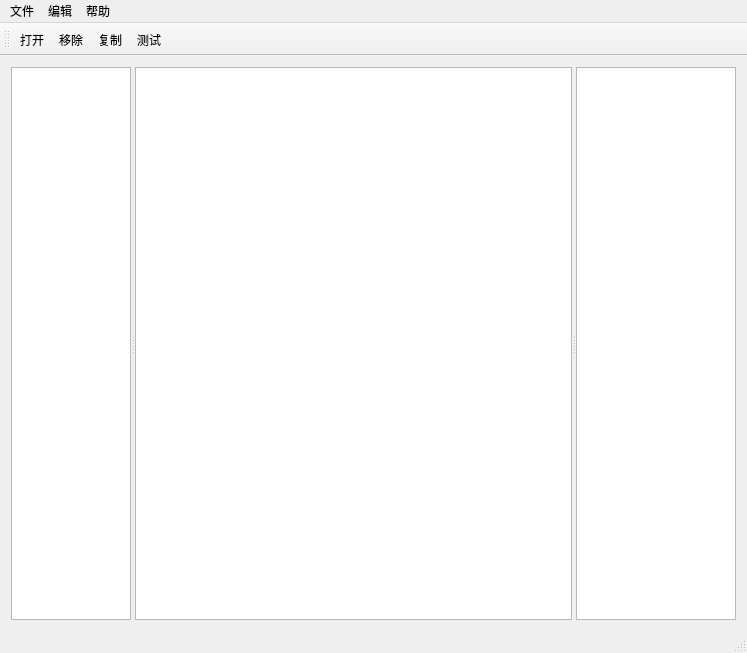
This is javapv.ui in juanyan711/javap-v as Qt 5 draws it before an edit. The edited form follows.
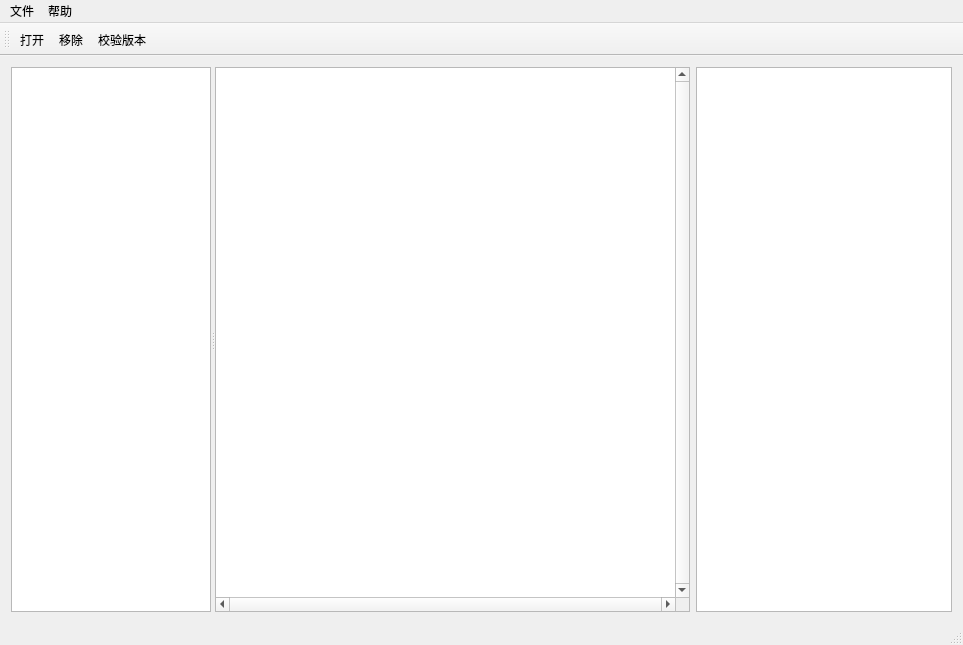
This is the edited form. Icons and pictures are not drawn.

What changed in the file:
```diff
--- a/javapv.ui
+++ b/javapv.ui
@@ -6,15 +6,15 @@
    <rect>
     <x>0</x>
     <y>0</y>
-    <width>747</width>
-    <height>653</height>
+    <width>963</width>
+    <height>645</height>
    </rect>
   </property>
   <property name="windowTitle">
    <string>javap-v</string>
   </property>
   <widget class="QWidget" name="centralWidget">
-   <layout class="QHBoxLayout" name="horizontalLayout">
+   <layout class="QHBoxLayout" name="horizontalLayout" stretch="0,0">
     <item>
      <widget class="QSplitter" name="splitter">
       <property name="orientation">
@@ -26,16 +26,22 @@
       <widget class="QTreeView" name="nTree">
        <property name="minimumSize">
         <size>
-         <width>80</width>
+         <width>100</width>
          <height>0</height>
         </size>
        </property>
        <property name="maximumSize">
         <size>
-         <width>120</width>
+         <width>200</width>
          <height>16777215</height>
         </size>
        </property>
+       <property name="sizeAdjustPolicy">
+        <enum>QAbstractScrollArea::AdjustToContents</enum>
+       </property>
+       <attribute name="headerVisible">
+        <bool>false</bool>
+       </attribute>
       </widget>
       <widget class="QListView" name="vView">
        <property name="minimumSize">
@@ -50,17 +56,64 @@
          <height>16777215</height>
         </size>
        </property>
-      </widget>
-      <widget class="QListView" name="bView">
-       <property name="maximumSize">
-        <size>
-         <width>160</width>
-         <height>16777215</height>
-        </size>
+       <property name="verticalScrollBarPolicy">
+        <enum>Qt::ScrollBarAlwaysOn</enum>
        </property>
+       <property name="horizontalScrollBarPolicy">
+        <enum>Qt::ScrollBarAlwaysOn</enum>
+       </property>
+       <property name="sizeAdjustPolicy">
+        <enum>QAbstractScrollArea::AdjustToContents</enum>
+       </property>
+       <property name="selectionMode">
+        <enum>QAbstractItemView::SingleSelection</enum>
+       </property>
+       <property name="selectionBehavior">
+        <enum>QAbstractItemView::SelectRows</enum>
+       </property>
       </widget>
      </widget>
     </item>
+    <item>
+     <widget class="QTableView" name="bView">
+      <property name="sizePolicy">
+       <sizepolicy hsizetype="Fixed" vsizetype="Expanding">
+        <horstretch>0</horstretch>
+        <verstretch>0</verstretch>
+       </sizepolicy>
+      </property>
+      <property name="minimumSize">
+       <size>
+        <width>0</width>
+        <height>0</height>
+       </size>
+      </property>
+      <property name="maximumSize">
+       <size>
+        <width>16777215</width>
+        <height>16777215</height>
+       </size>
+      </property>
+      <property name="styleSheet">
+       <string notr="true">QHeaderView::section{border: 0px solid white;}</string>
+      </property>
+      <property name="showGrid">
+       <bool>false</bool>
+      </property>
+      <attribute name="horizontalHeaderMinimumSectionSize">
+       <number>2</number>
+      </attribute>
+      <attribute name="horizontalHeaderDefaultSectionSize">
+       <number>24</number>
+      </attribute>
+      <attribute name="horizontalHeaderHighlightSections">
+       <bool>false</bool>
+      </attribute>
+      <attribute name="verticalHeaderVisible">
+       <bool>false</bool>
+      </attribute>
+     </widget>
+    </item>
    </layout>
   </widget>
   <widget class="QMenuBar" name="menuBar">
@@ -68,7 +121,7 @@
     <rect>
      <x>0</x>
      <y>0</y>
-     <width>747</width>
+     <width>963</width>
      <height>22</height>
     </rect>
    </property>
@@ -87,15 +140,7 @@
     </property>
     <addaction name="action_about"/>
    </widget>
-   <widget class="QMenu" name="menu_3">
-    <property name="title">
-     <string>编辑</string>
-    </property>
-    <addaction name="action_copy"/>
-    <addaction name="action_select_all"/>
-   </widget>
    <addaction name="menu"/>
-   <addaction name="menu_3"/>
    <addaction name="menu_2"/>
   </widget>
   <widget class="QToolBar" name="mainToolBar">
@@ -107,8 +152,7 @@
    </attribute>
    <addaction name="action_open"/>
    <addaction name="action_close"/>
-   <addaction name="action_copy"/>
-   <addaction name="action_test"/>
+   <addaction name="action_check"/>
   </widget>
   <widget class="QStatusBar" name="statusBar"/>
   <action name="action_open">
@@ -170,6 +214,17 @@
     <string>Ctrl+Shift+T</string>
    </property>
   </action>
+  <action name="action_check">
+   <property name="checkable">
+    <bool>true</bool>
+   </property>
+   <property name="text">
+    <string>校验版本</string>
+   </property>
+   <property name="toolTip">
+    <string>只允许加载jdk8的版本</string>
+   </property>
+  </action>
  </widget>
  <layoutdefault spacing="6" margin="11"/>
  <resources>
```
Left out of the diff: 14 changed lines with no effect on the pictures.
